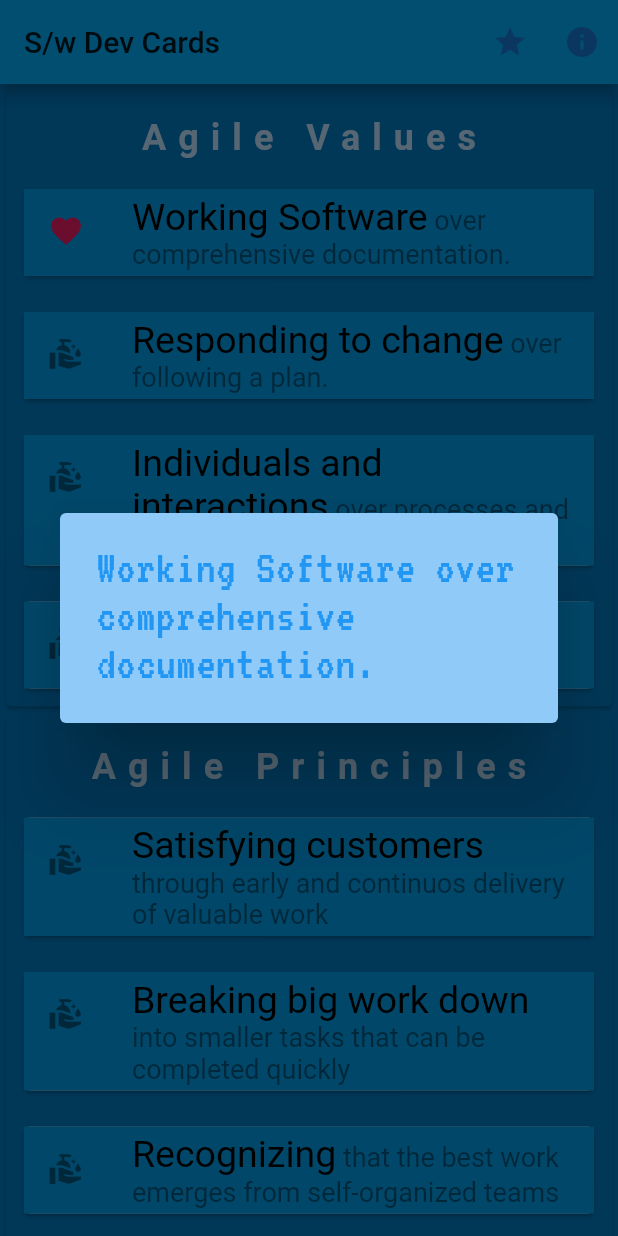
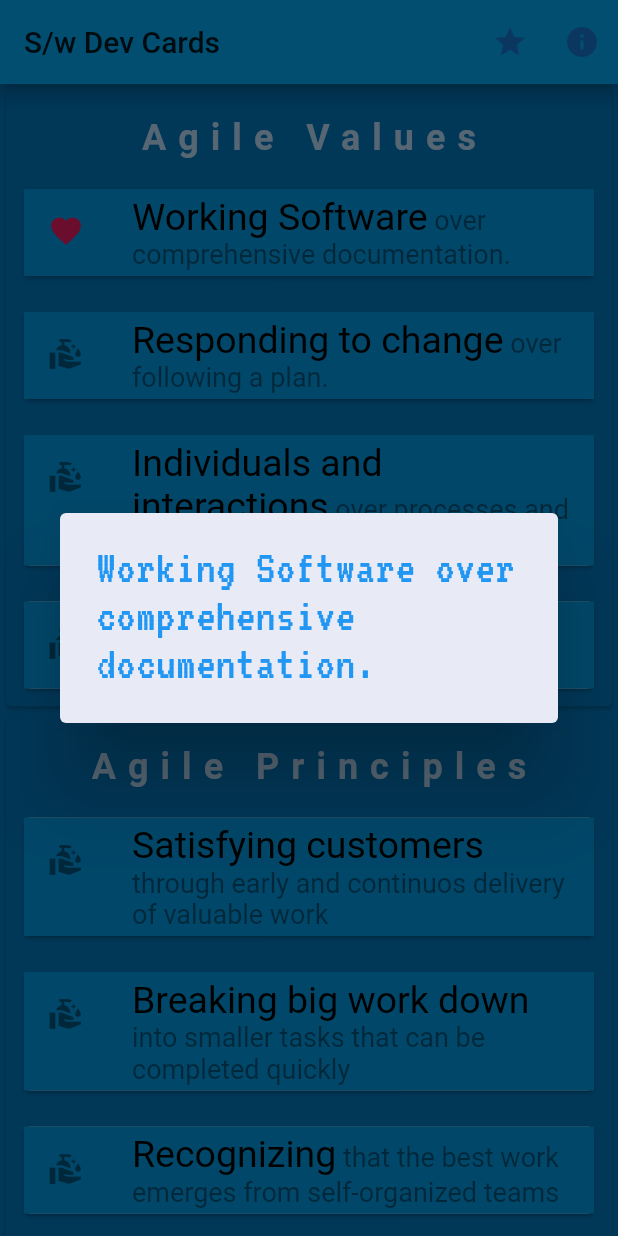
Before and after one commit to ammanath/agileCards, a Flutter app: the screen it shows after launch, after a tap on an icon or button, on a phone screen of 412 x 824 dp. Run offline on Flutter 3.47's test engine with Material 2 defaults, Android fonts, the phone set to English and light mode, and no system bars; our stand-ins replace animated_text_kit, google_fonts, rating_dialog; missing offline and left inert: launch_review.

```diff
--- a/lib/popUpTextWidget.dart
+++ b/lib/popUpTextWidget.dart
@@ -14,19 +14,57 @@ class PopUpTextWidget extends StatelessWidget {
   @override
   Widget build(BuildContext context) {
     return AlertDialog(
-        backgroundColor: Colors.blue[200],
-        content: TypewriterAnimatedTextKit(
-          text: ["${dataText.primaryText} ${dataText.secondaryText} ${dataText.description}"],
+        backgroundColor: Colors.indigo[50],
+        content: DisplayWidget(dataText: dataText));
+  }
+}
+
+class DisplayWidget extends StatelessWidget {
+  const DisplayWidget({
+    Key key,
+    @required this.dataText,
+  }) : super(key: key);
+
+  final ItemData dataText;
+
+  @override
+  Widget build(BuildContext context) {
+    if (dataText.type == 'title') {
+      return normalTextDialog();
+    } else {
+      return buildTypewriterAnimatedText();
+    }
+  }
+
+  TypewriterAnimatedTextKit buildTypewriterAnimatedText() {
+    return TypewriterAnimatedTextKit(
+      text: [
+        "${dataText.primaryText} ${dataText.secondaryText} ${dataText.description}"
+      ],
       totalRepeatCount: 4,
       pause: Duration(milliseconds: 1500),
       speed: Duration(milliseconds: 60),
       textStyle: GoogleFonts.vt323(
         color: Colors.blue,
         letterSpacing: .5,
-            fontSize: dataText.type=='title'?22:32,
+        fontSize: dataText.type == 'title' ? 22 : 32,
       ),
       displayFullTextOnTap: true,
       stopPauseOnTap: true,
-        ));
+    );
+  }
+
+  Widget normalTextDialog() {
+    return Text.rich(
+                TextSpan(
+                  text: dataText.description[0],
+                  style: TextStyle(fontSize: 25, color: Colors.black),
+                  children: [TextSpan(
+                    text:' ' + dataText.description.substring(1) ,
+                    style: TextStyle(fontSize: 20, color: Colors.black54),)],
+
+                ),
+
+                );
   }
 }
```
Lines whose indentation alone changed are shown as unchanged.
